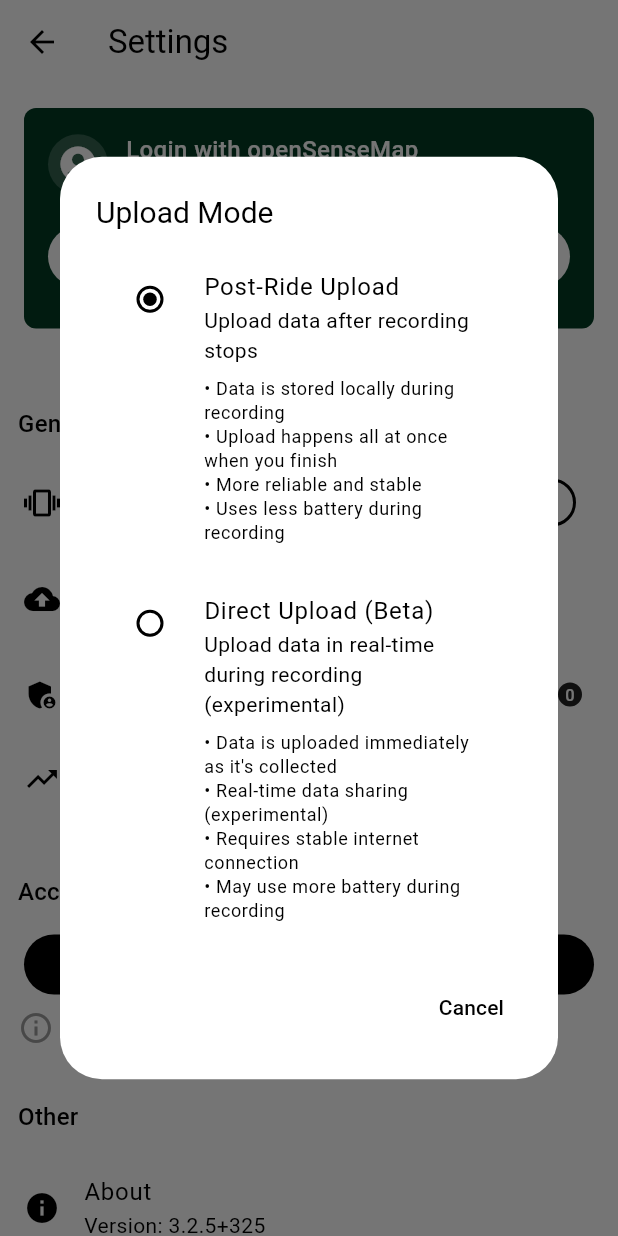
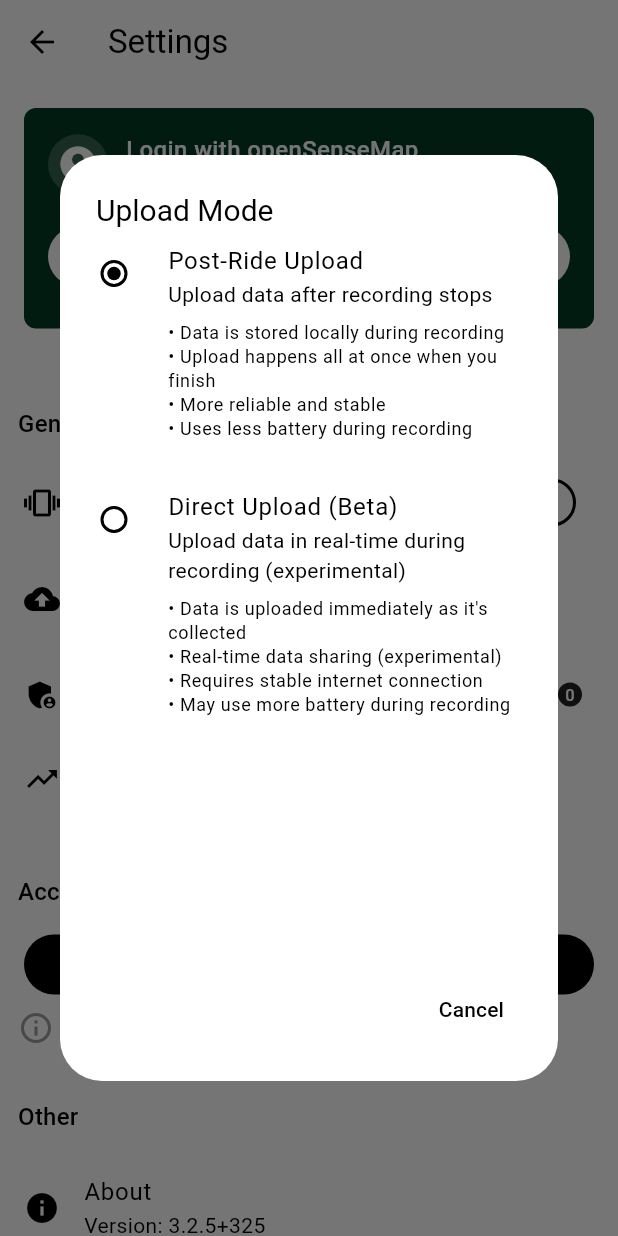
Before and after one commit to reedu-reengineering-education/sensebox-bike-flutter, a Flutter app: the SettingsScreen screen opened directly, after a tap on "Upload Mode", on a phone screen of 412 x 824 dp. Run offline on Flutter 3.47's test engine with Material 3 defaults, Android fonts, the phone set to English and light mode, and no system bars; drawn by our look-alikes of sentry_flutter; our stand-ins replace app_links, cached_network_image, csv, device_info_plus, fl_chart, flutter_blue_plus and 10 more; missing offline and left inert: dart_jsonwebtoken, google_polyline_algorithm, mapbox_maps_flutter, mapbox_maps_flutter_draw, simplify, turf; accounts and stored records are empty; generated files the repository leaves out were written again; statements that could not run were skipped.

Commit message:
fix: add translations for upload modal and make it's content visible on small screens

```diff
--- a/lib/l10n/app_de.arb
+++ b/lib/l10n/app_de.arb
@@ -116,6 +116,10 @@
             }
         }
     },
+    "settingsUploadModePostRideTitle": "Daten nach Beendigung der Aufzeichnung hochladen",
+    "settingsUploadModePostRideDescription": "• Daten werden lokal während der Aufzeichnung gespeichert\n• Upload erfolgt auf einmal beim Beenden\n• Zuverlässiger und stabiler\n• Verbraucht weniger Akku während der Aufzeichnung",
+    "settingsUploadModeDirectTitle": "Daten in Echtzeit während der Aufzeichnung hochladen (experimentell)",
+    "settingsUploadModeDirectDescription": "• Daten werden sofort hochgeladen, während sie gesammelt werden\n• Echtzeit-Datenaustausch (experimentell)\n• Erfordert stabile Internetverbindung\n• Kann mehr Akku während der Aufzeichnung verbrauchen",
     "settingsAbout": "Über die App",
     "settingsPrivacyPolicy": "Datenschutz",
     "settingsVersion": "Version: {versionNumber}",
--- a/lib/l10n/app_en.arb
+++ b/lib/l10n/app_en.arb
@@ -116,6 +116,10 @@
             }
         }
     },
+    "settingsUploadModePostRideTitle": "Upload data after recording stops",
+    "settingsUploadModePostRideDescription": "• Data is stored locally during recording\n• Upload happens all at once when you finish\n• More reliable and stable\n• Uses less battery during recording",
+    "settingsUploadModeDirectTitle": "Upload data in real-time during recording (experimental)",
+    "settingsUploadModeDirectDescription": "• Data is uploaded immediately as it's collected\n• Real-time data sharing (experimental)\n• Requires stable internet connection\n• May use more battery during recording",
     "settingsAbout": "About",
     "settingsPrivacyPolicy": "Privacy Policy",
     "settingsVersion": "Version: {versionNumber}",
--- a/lib/l10n/app_localizations.dart
+++ b/lib/l10n/app_localizations.dart
@@ -540,6 +540,30 @@ abstract class AppLocalizations {
   /// In en, this message translates to:
   /// **'Current: {mode}'**
   String settingsUploadModeCurrent(String mode);
+
+  /// No description provided for @settingsUploadModePostRideTitle.
+  ///
+  /// In en, this message translates to:
+  /// **'Upload data after recording stops'**
+  String get settingsUploadModePostRideTitle;
+
+  /// No description provided for @settingsUploadModePostRideDescription.
+  ///
+  /// In en, this message translates to:
+  /// **'• Data is stored locally during recording\n• Upload happens all at once when you finish\n• More reliable and stable\n• Uses less battery during recording'**
+  String get settingsUploadModePostRideDescription;
+
+  /// No description provided for @settingsUploadModeDirectTitle.
+  ///
+  /// In en, this message translates to:
+  /// **'Upload data in real-time during recording (experimental)'**
+  String get settingsUploadModeDirectTitle;
+
+  /// No description provided for @settingsUploadModeDirectDescription.
+  ///
+  /// In en, this message translates to:
+  /// **'• Data is uploaded immediately as it\'s collected\n• Real-time data sharing (experimental)\n• Requires stable internet connection\n• May use more battery during recording'**
+  String get settingsUploadModeDirectDescription;
 
   /// No description provided for @settingsAbout.
   ///
--- a/lib/l10n/app_pt.arb
+++ b/lib/l10n/app_pt.arb
@@ -116,6 +116,10 @@
             }
         }
     },
+    "settingsUploadModePostRideTitle": "Enviar dados após o término da gravação",
+    "settingsUploadModePostRideDescription": "• Os dados são armazenados localmente durante a gravação\n• O envio acontece de uma vez quando você terminar\n• Mais confiável e estável\n• Consome menos bateria durante a gravação",
+    "settingsUploadModeDirectTitle": "Enviar dados em tempo real durante a gravação (experimental)",
+    "settingsUploadModeDirectDescription": "• Os dados são enviados imediatamente conforme são coletados\n• Compartilhamento de dados em tempo real (experimental)\n• Requer conexão com a internet estável\n• Pode consumir mais bateria durante a gravação",
     "settingsAbout": "Sobre",
     "settingsPrivacyPolicy": "Política de Privacidade",
     "settingsVersion": "Versão: {versionNumber}",
--- a/lib/ui/screens/settings_screen.dart
+++ b/lib/ui/screens/settings_screen.dart
@@ -497,28 +497,38 @@ class SettingsScreen extends StatelessWidget {
 
   void _showUploadModeDialog(BuildContext context, SettingsBloc settingsBloc) {
     final currentMode = settingsBloc.directUploadMode;
+    final localizations = AppLocalizations.of(context)!;
 
     showDialog(
       context: context,
       builder: (BuildContext context) {
         return AlertDialog(
-          title: Text(AppLocalizations.of(context)!.settingsUploadMode),
-          content: Column(
+          title: Text(localizations.settingsUploadMode),
+          contentPadding: EdgeInsets.zero,
+          content: SizedBox(
+            width: double.maxFinite,
+            height: MediaQuery.of(context).size.height * 0.6,
+            child: Scrollbar(
+              thumbVisibility: true,
+              child: SingleChildScrollView(
+                padding: EdgeInsets.zero,
+                child: Column(
                   mainAxisSize: MainAxisSize.min,
                   children: [
                     RadioListTile<bool>(
-                title: Text(
-                    AppLocalizations.of(context)!.settingsUploadModePostRide),
+                      title: Text(localizations.settingsUploadModePostRide),
                       subtitle: Column(
                         crossAxisAlignment: CrossAxisAlignment.start,
                         children: [
-                    const Text('Upload data after recording stops'),
+                          Text(localizations.settingsUploadModePostRideTitle),
                           const SizedBox(height: 8),
                           Text(
-                      '• Data is stored locally during recording\n• Upload happens all at once when you finish\n• More reliable and stable\n• Uses less battery during recording',
-                      style: Theme.of(context).textTheme.bodySmall?.copyWith(
-                            color:
-                                Theme.of(context).colorScheme.onSurfaceVariant,
+                            localizations.settingsUploadModePostRideDescription,
+                            style:
+                                Theme.of(context).textTheme.bodySmall?.copyWith(
+                                      color: Theme.of(context)
+                                          .colorScheme
+                                          .onSurfaceVariant,
                                     ),
                           ),
                         ],
@@ -532,22 +542,23 @@ class SettingsScreen extends StatelessWidget {
                         }
                       },
                       isThreeLine: true,
+                      contentPadding: EdgeInsets.symmetric(horizontal: 16.0),
                     ),
                     const SizedBox(height: 16),
                     RadioListTile<bool>(
-                title: Text(
-                    AppLocalizations.of(context)!.settingsUploadModeDirect),
+                      title: Text(localizations.settingsUploadModeDirect),
                       subtitle: Column(
                         crossAxisAlignment: CrossAxisAlignment.start,
                         children: [
-                    const Text(
-                        'Upload data in real-time during recording (experimental)'),
+                          Text(localizations.settingsUploadModeDirectTitle),
                           const SizedBox(height: 8),
                           Text(
-                      '• Data is uploaded immediately as it\'s collected\n• Real-time data sharing (experimental)\n• Requires stable internet connection\n• May use more battery during recording',
-                      style: Theme.of(context).textTheme.bodySmall?.copyWith(
-                            color:
-                                Theme.of(context).colorScheme.onSurfaceVariant,
+                            localizations.settingsUploadModeDirectDescription,
+                            style:
+                                Theme.of(context).textTheme.bodySmall?.copyWith(
+                                      color: Theme.of(context)
+                                          .colorScheme
+                                          .onSurfaceVariant,
                                     ),
                           ),
                         ],
@@ -561,13 +572,17 @@ class SettingsScreen extends StatelessWidget {
                         }
                       },
                       isThreeLine: true,
+                      contentPadding: EdgeInsets.symmetric(horizontal: 16.0),
                     ),
                   ],
+                ),
+              ),
+            ),
           ),
           actions: [
             TextButton(
               onPressed: () => Navigator.of(context).pop(),
-              child: Text(AppLocalizations.of(context)!.generalCancel),
+              child: Text(localizations.generalCancel),
             ),
           ],
         );
```
Also changed, not shown: lib/l10n/app_localizations_de.dart (+12 -0 lines), lib/l10n/app_localizations_en.dart (+12 -0 lines), lib/l10n/app_localizations_pt.dart (+12 -0 lines). Lines whose indentation alone changed are shown as unchanged.
